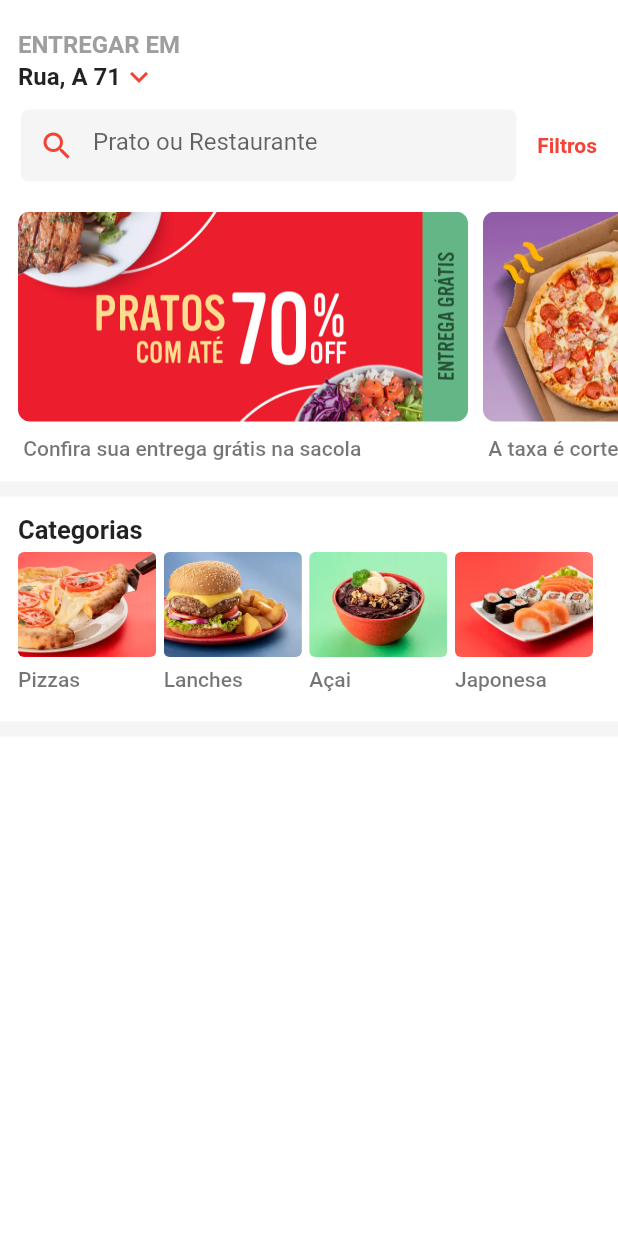
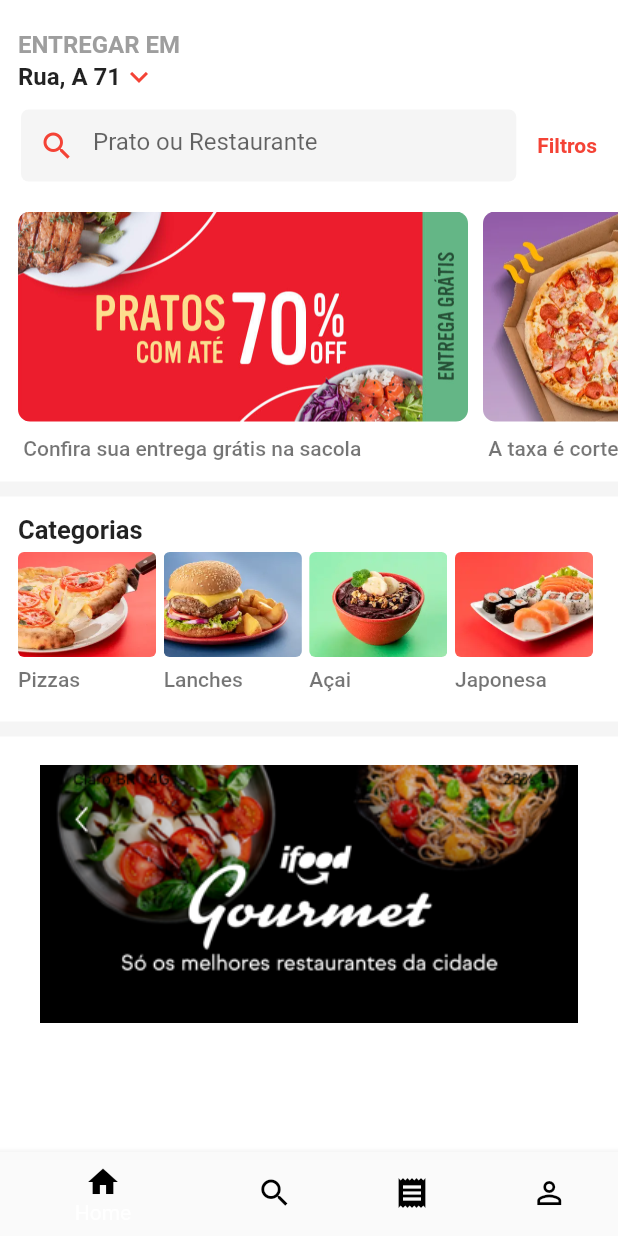
Before and after one commit to alefbispo/Ifood_Clone, a Flutter app: the screen it shows after launch, on a phone screen of 412 x 824 dp. Run offline on Flutter 3.47's test engine with Material 2 defaults, Android fonts, the phone set to English and light mode, and no system bars.

Commit message:
ultimo container da pagina e BottomNavigationBar

```diff
--- a/lib/main.dart
+++ b/lib/main.dart
@@ -267,6 +267,46 @@ class IfoodFlutter extends StatelessWidget {
               height: 10,
               color: Colors.grey.shade100,
             ),
+            Container(
+              padding: EdgeInsets.all(12),
+              child: ClipRRect(
+                borderRadius: BorderRadius.circular(4),
+                child: Image.asset('assets/images/gourmet.png'),
+              ),
+            ),
+          ],
+        ),
+        bottomNavigationBar: BottomNavigationBar(
+          elevation: 4,
+          items: const [
+            BottomNavigationBarItem(
+              icon: Icon(
+                Icons.home,
+                color: Colors.black,
+              ),
+              label: 'Home',
+            ),
+            BottomNavigationBarItem(
+              icon: Icon(
+                Icons.search,
+                color: Colors.black,
+              ),
+              label: 'Buscas',
+            ),
+            BottomNavigationBarItem(
+              icon: Icon(
+                Icons.receipt,
+                color: Colors.black,
+              ),
+              label: 'Pedidos',
+            ),
+            BottomNavigationBarItem(
+              icon: Icon(
+                Icons.person_outline,
+                color: Colors.black,
+              ),
+              label: 'Perfil',
+            )
           ],
         ),
       ),
```
